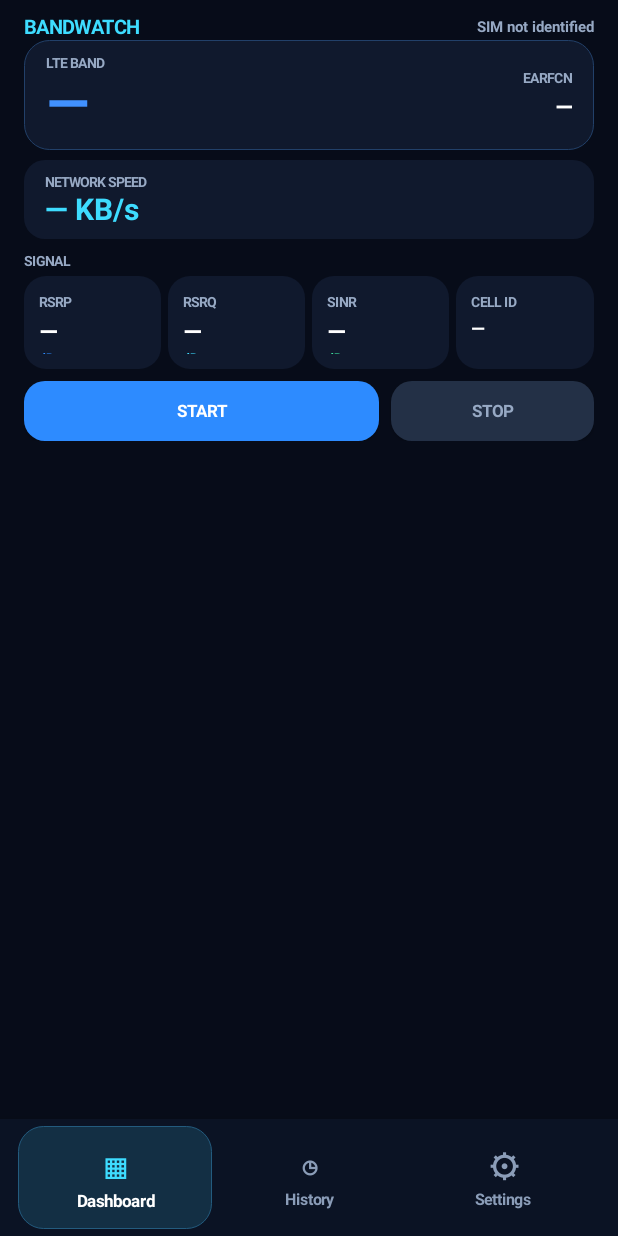
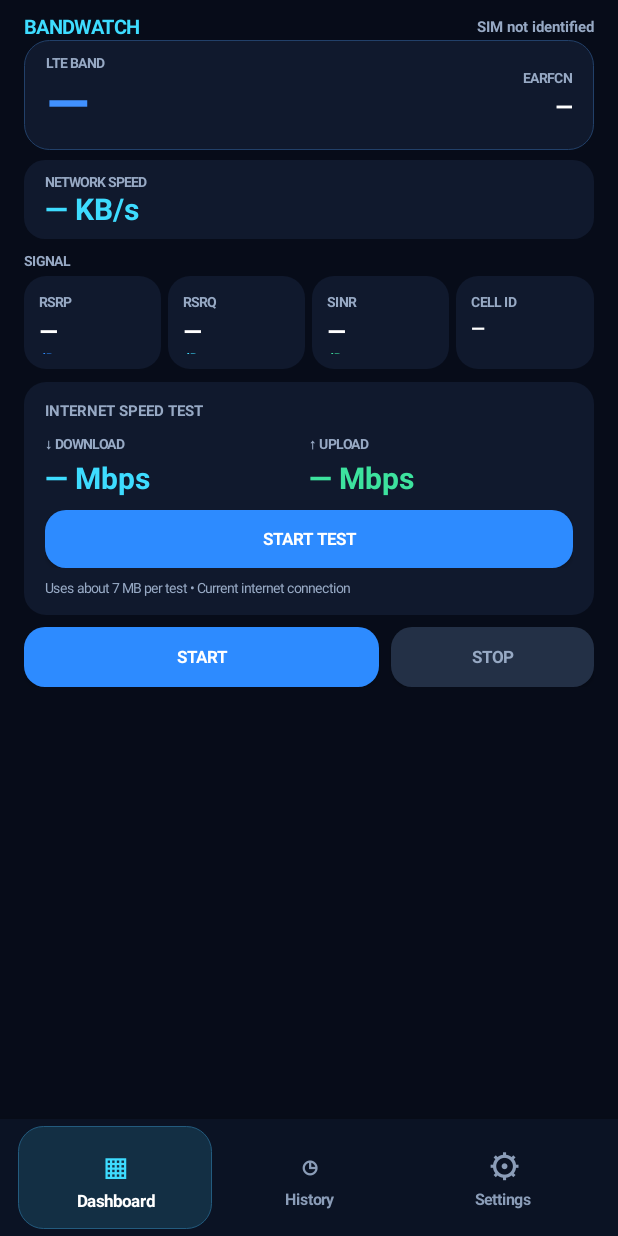
Before and after one commit to justaskaspire/BandWatchLTE7, an Android app: the screen it shows after launch (MainActivity), on a phone screen of 412 x 824 dp. Run offline under Robolectric (Android 15) with nearby library versions, the phone set to English and light mode, and no system bars.

Commit message:
Add dashboard download and upload speed test

```diff
--- a/app/src/main/java/com/justaskaspire/bandwatch/MainActivity.kt
+++ b/app/src/main/java/com/justaskaspire/bandwatch/MainActivity.kt
@@ -38,6 +38,11 @@ class MainActivity : Activity() {
     private lateinit var rsrqValue: TextView
     private lateinit var sinrValue: TextView
     private lateinit var speedValue: TextView
+    private lateinit var downloadResultValue: TextView
+    private lateinit var uploadResultValue: TextView
+    private lateinit var speedTestStatus: TextView
+    private lateinit var speedTestButton: Button
+    @Volatile private var speedTestRunning = false
     private var selectedTab = 0
     private var previousRxBytes: Long? = null
     private var previousTxBytes: Long? = null
@@ -257,6 +262,41 @@ class MainActivity : Activity() {
         metrics.addView(metricCard("CELL ID", "—", "", band3Blue), metricWeight())
         root.addView(metrics)
 
+        root.addView(space(9))
+        val testCard = LinearLayout(this).apply {
+            orientation = LinearLayout.VERTICAL
+            setPadding(dp(14), dp(12), dp(14), dp(12))
+            background = rounded(panel, 15)
+        }
+        testCard.addView(label("INTERNET SPEED TEST", 10f, muted, true))
+        val resultsRow = LinearLayout(this).apply {
+            orientation = LinearLayout.HORIZONTAL
+            gravity = Gravity.CENTER_VERTICAL
+            setPadding(0, dp(9), 0, dp(8))
+        }
+        val downloadColumn = column()
+        downloadColumn.addView(label("↓ DOWNLOAD", 9f, muted, true))
+        downloadResultValue = label("— Mbps", 20f, cyan, true).apply { setPadding(0, dp(3), 0, 0) }
+        downloadColumn.addView(downloadResultValue)
+        resultsRow.addView(downloadColumn, LinearLayout.LayoutParams(0, -2, 1f))
+        val uploadColumn = column()
+        uploadColumn.addView(label("↑ UPLOAD", 9f, muted, true))
+        uploadResultValue = label("— Mbps", 20f, green, true).apply { setPadding(0, dp(3), 0, 0) }
+        uploadColumn.addView(uploadResultValue)
+        resultsRow.addView(uploadColumn, LinearLayout.LayoutParams(0, -2, 1f))
+        testCard.addView(resultsRow)
+        val testActions = LinearLayout(this).apply {
+            orientation = LinearLayout.HORIZONTAL
+            gravity = Gravity.CENTER_VERTICAL
+        }
+        speedTestButton = actionButton("START TEST", blue) { startSpeedTest() }
+        testActions.addView(speedTestButton, LinearLayout.LayoutParams(0, dp(39), 1f))
+        testCard.addView(testActions)
+        speedTestStatus = label("Uses about 7 MB per test • Current internet connection", 9f, muted, false)
+        speedTestStatus.setPadding(0, dp(7), 0, 0)
+        testCard.addView(speedTestStatus)
+        root.addView(testCard)
+
         root.addView(space(8))
         val actions = LinearLayout(this).apply { orientation = LinearLayout.HORIZONTAL }
         actions.addView(actionButton("START", blue) { requestAndStart() }, LinearLayout.LayoutParams(0, dp(40), 1.4f))
@@ -355,6 +395,49 @@ class MainActivity : Activity() {
         root.addView(infoCard("LTE monitoring",
             "Band 3 / Band 7 detection and Band 7 alerts run in the background. Keep Phone permission and Location Services enabled."))
         return root
+    }
+
+    private fun startSpeedTest() {
+        if (speedTestRunning) return
+        speedTestRunning = true
+        speedTestButton.isEnabled = false
+        speedTestButton.text = "TESTING…"
+        speedTestStatus.text = "Measuring download speed…"
+        Thread {
+            try {
+                val result = SpeedTestRunner.run { stage ->
+                    runOnUiThread {
+                        if (!isFinishing && ::speedTestStatus.isInitialized) {
+                            speedTestStatus.text = when (stage) {
+                                SpeedTestRunner.Stage.DOWNLOAD -> "Measuring download speed…"
+                                SpeedTestRunner.Stage.UPLOAD -> "Measuring upload speed…"
+                            }
+                        }
+                    }
+                }
+                runOnUiThread {
+                    if (!isFinishing && ::downloadResultValue.isInitialized) {
+                        downloadResultValue.text = String.format(Locale.US, "%.1f Mbps", result.downloadMbps)
+                        uploadResultValue.text = String.format(Locale.US, "%.1f Mbps", result.uploadMbps)
+                        speedTestStatus.text = "Test complete • Approx. 7 MB used"
+                    }
+                }
+            } catch (error: Exception) {
+                runOnUiThread {
+                    if (!isFinishing && ::speedTestStatus.isInitialized) {
+                        speedTestStatus.text = "Test failed: ${error.message ?: "Check your connection"}"
+                    }
+                }
+            } finally {
+                runOnUiThread {
+                    speedTestRunning = false
+                    if (!isFinishing && ::speedTestButton.isInitialized) {
+                        speedTestButton.isEnabled = true
+                        speedTestButton.text = "TEST AGAIN"
+                    }
+                }
+            }
+        }.start()
     }
 
     private fun refreshSpeed() {
```
